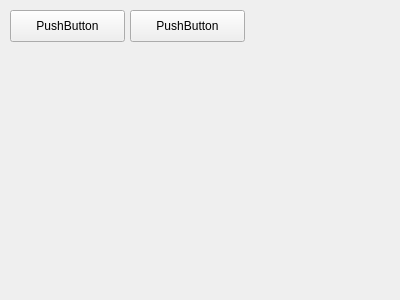
Old version of the form MainWindow.ui in the repository yupferris/snes-apu-dbg.
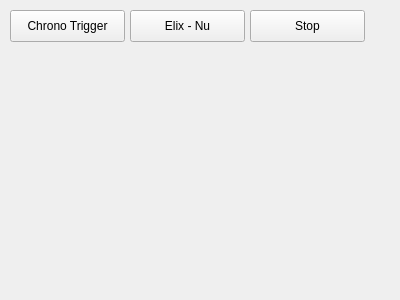
New version of the form.

Commit message:
Added a stop button
Technically it works, but it looks like the reset function on the emu
doesn't clear the RAM :D

```diff
--- a/MainWindow.ui
+++ b/MainWindow.ui
@@ -24,7 +24,7 @@
      </rect>
     </property>
     <property name="text">
-     <string>PushButton</string>
+     <string>Chrono Trigger</string>
     </property>
    </widget>
    <widget class="QPushButton" name="songBButton">
@@ -37,7 +37,20 @@
      </rect>
     </property>
     <property name="text">
-     <string>PushButton</string>
+     <string>Elix - Nu</string>
+    </property>
+   </widget>
+   <widget class="QPushButton" name="stopButton">
+    <property name="geometry">
+     <rect>
+      <x>250</x>
+      <y>10</y>
+      <width>115</width>
+      <height>32</height>
+     </rect>
+    </property>
+    <property name="text">
+     <string>Stop</string>
     </property>
    </widget>
   </widget>
```
The commit also changes 3 other files.
